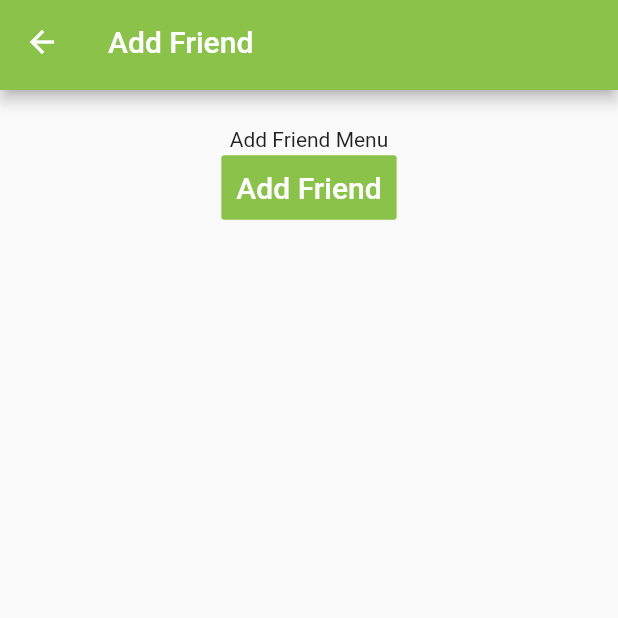
After one commit to SEbbaDK/maptogether, a Flutter app: the SocialScreen screen opened directly, item 2 of the bottom bar chosen, after a tap on "Add New Friend", on a phone screen of 412 x 824 dp, the top half of it. The commit adds this screen. Run offline on Flutter 3.47's test engine with Material 2 defaults, Android fonts, the phone set to English and light mode, and no system bars.

Commit message:
Friend and groups screens created

```diff
--- a/client/lib/main.dart
+++ b/client/lib/main.dart
@@ -9,7 +9,9 @@ class MyApp extends StatelessWidget {
     return MaterialApp(
       title: 'Flutter Demo',
       theme: ThemeData(
-        primarySwatch: Colors.blue,
+        primaryColor: Colors.green,
+        primarySwatch: Colors.green,
+        colorScheme: ColorScheme.fromSwatch(primarySwatch: Colors.lightGreen)
       ),
       home: MapScreen(),
     );
--- a/client/lib/widgets/social_menu_widgets/friends.dart
+++ b/client/lib/widgets/social_menu_widgets/friends.dart
@@ -1,10 +1,89 @@
+import 'package:client/widgets/app_bar.dart';
+import 'package:client/widgets/social_menu_widgets/friends.dart';
+import 'package:client/widgets/social_menu_widgets/groups.dart';
+import 'package:client/widgets/social_menu_widgets/history.dart';
+import 'package:client/widgets/social_menu_widgets/leaderboards.dart';
+import 'package:client/widgets/social_menu_widgets/newFriend.dart';
+import 'package:client/widgets/social_menu_widgets/user_overview.dart';
 import 'package:flutter/material.dart';
 
-class Friends extends StatelessWidget {
+class Friend{
+  String name; //name of user
+  int score; //users score
+  double cockLength; //users penile length
+  String pfp; //profile picture of user
+
+  Friend(String n, int s, double c, String p){
+    name = n;
+    score = s;
+    cockLength = c;
+    pfp = p;
+  }
+}
+
+class Friends extends StatefulWidget {
+  @override
+  _FriendsState createState() => _FriendsState();
+}
+
+class _FriendsState extends State<Friends> {
+
+  List<Friend> friends = [
+    Friend("Thomas", 24, 28.0, "kid.png"),
+    Friend("Hartvig", 23, 34.0, "anime.png"),
+    Friend("Simon", 24, 26.0, "business.png"),
+    Friend("Sebastian", 24, 40.0, "clean.png"),
+    Friend("Phillip", 23, 1800.0, "arthas.jpg"),
+    Friend("Fjeldsø", 23, 3.0, "wolf.png"),
+  ];
+
   @override
   Widget build(BuildContext context) {
     return Container(
-      child: Text('friends'),
+      margin: EdgeInsets.all(40.0),
+      child: Column(
+
+        children: <Widget>[
+          Expanded(
+              flex: 1,
+              child: Text("Friends")),
+          Expanded(
+              flex: 7,
+              child: ListView.builder(
+                  itemCount: friends.length,
+                  itemBuilder: (context, index){
+                    return Card(
+                      child: ListTile(
+                        onTap: (){},
+                        title: Text(friends[index].name),
+                        leading: CircleAvatar(
+                          backgroundImage: AssetImage('assets/${friends[index].pfp}'),
+                        ),
+                      ),
+                    );
+                  }
+                  )
+          ),
+
+          Expanded(
+            flex: 2,
+            child: Padding(
+              padding: const EdgeInsets.all(10),
+              child: FlatButton(
+                padding: const EdgeInsets.all(10),
+                child: Text('Add New Friend', style: TextStyle(fontSize: 20.0),),
+                color: Colors.lightGreen,
+                textColor: Colors.white,
+                onPressed: () async {
+                  await Navigator.push(context,
+                      MaterialPageRoute(builder: (context) => NewFriend()));
+                },
+              ),
+            ),
+          ),
+
+        ],
+      ),
     );
   }
 }
--- /dev/null
+++ b/client/lib/widgets/social_menu_widgets/newFriend.dart
@@ -0,0 +1,33 @@
+import 'package:flutter/material.dart';
+import 'package:client/widgets/app_bar.dart';
+import 'friends.dart';
+
+class NewFriend extends StatelessWidget {
+  @override
+  Widget build(BuildContext context) {
+    return Scaffold(
+        appBar: MapTogetherAppBar(
+          title: 'Add Friend',
+          actionButtons: [],
+        ),
+        body: Center(child: Column(children: <Widget>[
+          Container(
+            margin: EdgeInsets.all(25),
+            child: Column(
+              children: <Widget>[
+                Expanded(child: Text("Add Friend Menu")),
+                Expanded(child: FlatButton(
+                  padding: const EdgeInsets.all(10),
+                  child: Text("Add Friend", style: TextStyle(fontSize: 20.0),),
+                  color: Colors.lightGreen,
+                  textColor: Colors.white,
+                  onPressed: (){}
+                ))
+              ],
+            ),
+          ),
+        ]
+        ))
+    );
+  }
+}
```
Also changed, not shown: client/lib/screens/map_screen.dart (+11 -2 lines), client/lib/screens/settings.dart (added, +20 -0 lines), client/lib/widgets/social_menu_widgets/groups.dart (+25 -1 lines), client/lib/widgets/social_menu_widgets/newGroup.dart (added, +26 -0 lines), client/pubspec.yaml (+7 -0 lines), client/assets/anime.png (added), client/assets/arthas.jpg (added), client/assets/business.png (added), client/assets/clean.png (added), client/assets/kid.png (added), client/assets/wolf.png (added).
